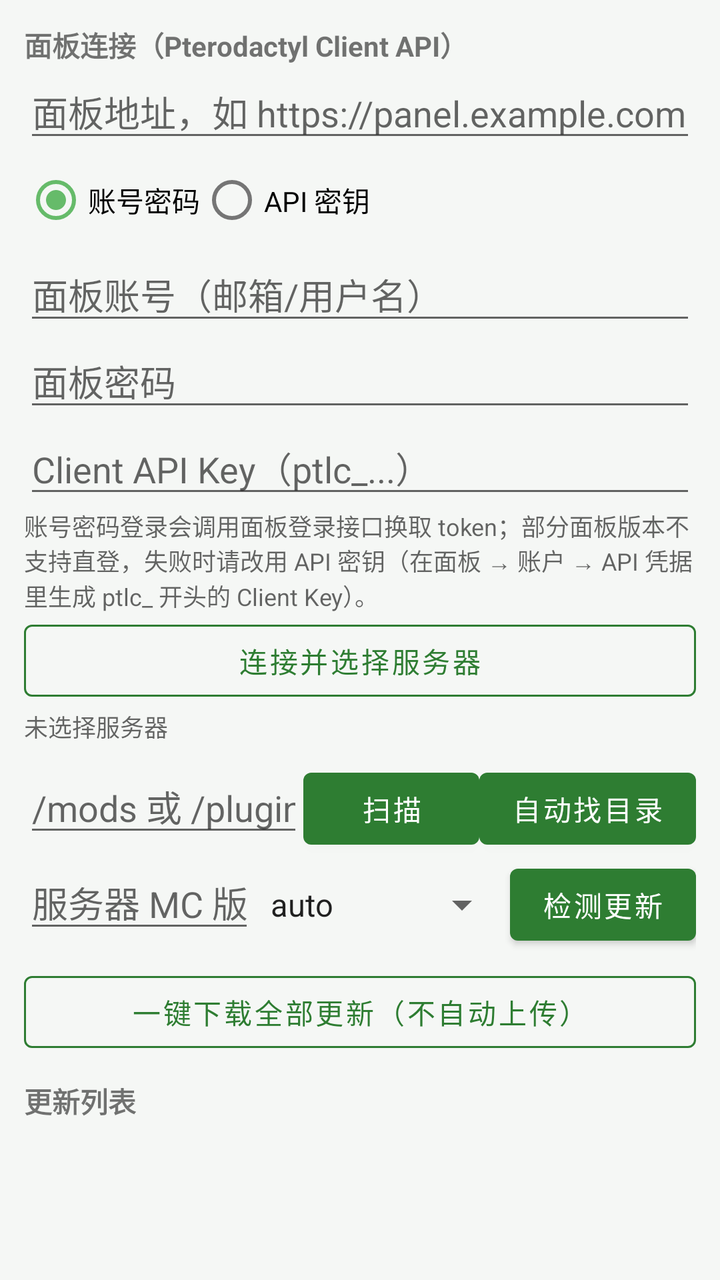
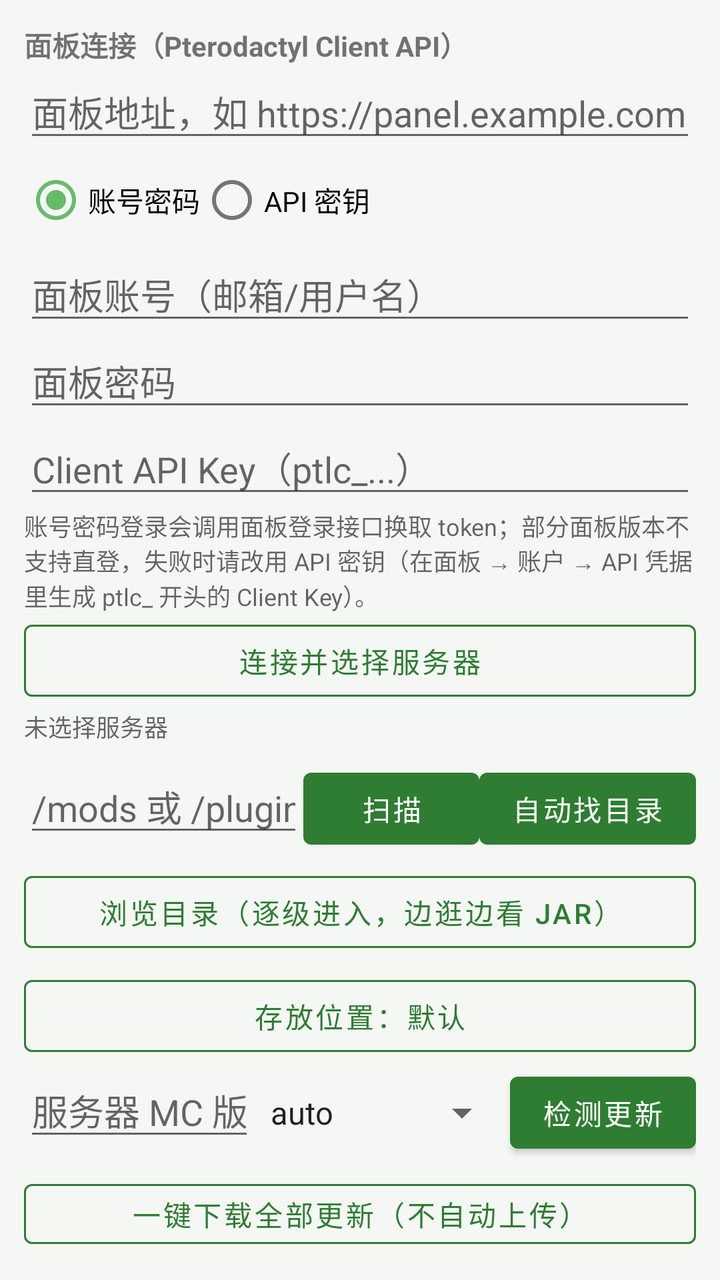

Screens rendered from an Android XML layout before and after an edit, with the pre-edit source and the edit as a unified diff.
<!-- AndroidManifest.xml: application theme Theme.ModMigrator -->
<!-- res/layout/fragment_server.xml -->
<?xml version="1.0" encoding="utf-8"?>
<LinearLayout xmlns:android="http://schemas.android.com/apk/res/android"
    android:layout_width="match_parent"
    android:layout_height="match_parent"
    android:orientation="vertical"
    android:padding="12dp">

    <TextView
        android:layout_width="wrap_content"
        android:layout_height="wrap_content"
        android:text="面板连接（Pterodactyl Client API）"
        android:textStyle="bold" />

    <EditText
        android:id="@+id/etPanelBase"
        android:layout_width="match_parent"
        android:layout_height="wrap_content"
        android:hint="面板地址，如 https://panel.example.com"
        android:inputType="textUri"
        android:singleLine="true" />

    <RadioGroup
        android:id="@+id/rgAuth"
        android:layout_width="match_parent"
        android:layout_height="wrap_content"
        android:orientation="horizontal">

        <RadioButton
            android:id="@+id/rbLogin"
            android:layout_width="wrap_content"
            android:layout_height="wrap_content"
            android:checked="true"
            android:text="@string/panel_mode_login" />

        <RadioButton
            android:id="@+id/rbKey"
            android:layout_width="wrap_content"
            android:layout_height="wrap_content"
            android:text="@string/panel_mode_key" />
    </RadioGroup>

    <EditText
        android:id="@+id/etPanelUser"
        android:layout_width="match_parent"
        android:layout_height="wrap_content"
        android:hint="@string/panel_user"
        android:inputType="textEmailAddress"
        android:singleLine="true" />

    <EditText
        android:id="@+id/etPanelPass"
        android:layout_width="match_parent"
        android:layout_height="wrap_content"
        android:hint="@string/panel_pass"
        android:inputType="textPassword"
        android:singleLine="true" />

    <EditText
        android:id="@+id/etPanelKey"
        android:layout_width="match_parent"
        android:layout_height="wrap_content"
        android:hint="Client API Key（ptlc_...）"
        android:inputType="textPassword"
        android:singleLine="true" />

    <TextView
        android:layout_width="match_parent"
        android:layout_height="wrap_content"
        android:text="@string/panel_auth_hint"
        android:textColor="@color/textSecondary"
        android:textSize="12sp" />

    <Button
        android:id="@+id/btnConnect"
        style="@style/AppButtonOutlined"
        android:layout_width="match_parent"
        android:layout_height="wrap_content"
        android:text="连接并选择服务器" />

    <TextView
        android:id="@+id/tvServer"
        android:layout_width="match_parent"
        android:layout_height="wrap_content"
        android:text="未选择服务器"
        android:textColor="@color/textSecondary"
        android:textSize="12sp" />

    <LinearLayout
        android:layout_width="match_parent"
        android:layout_height="wrap_content"
        android:layout_marginTop="8dp"
        android:orientation="horizontal">

        <EditText
            android:id="@+id/etPanelDir"
            android:layout_width="0dp"
            android:layout_height="wrap_content"
            android:layout_weight="1"
            android:hint="/mods 或 /plugins"
            android:inputType="text"
            android:singleLine="true" />

        <Button
            android:id="@+id/btnScanFiles"
            android:layout_width="wrap_content"
            android:layout_height="wrap_content"
            android:text="@string/panel_scan" />

        <Button
            android:id="@+id/btnProbeDir"
            android:layout_width="wrap_content"
            android:layout_height="wrap_content"
            android:text="@string/panel_probe_dir" />
    </LinearLayout>

    <LinearLayout
        android:layout_width="match_parent"
        android:layout_height="wrap_content"
        android:orientation="horizontal">

        <EditText
            android:id="@+id/etVersion"
            android:layout_width="0dp"
            android:layout_height="wrap_content"
            android:layout_weight="1"
            android:hint="服务器 MC 版本"
            android:inputType="text"
            android:singleLine="true" />

        <Spinner
            android:id="@+id/spLoader"
            android:layout_width="wrap_content"
            android:layout_height="wrap_content"
            android:entries="@array/loaders" />

        <Button
            android:id="@+id/btnCheckUpdates"
            android:layout_width="wrap_content"
            android:layout_height="wrap_content"
            android:text="检测更新" />
    </LinearLayout>

    <Button
        android:id="@+id/btnDownloadAll"
        style="@style/AppButtonOutlined"
        android:layout_width="match_parent"
        android:layout_height="wrap_content"
        android:layout_marginTop="6dp"
        android:text="一键下载全部更新（不自动上传）" />

    <TextView
        android:layout_width="wrap_content"
        android:layout_height="wrap_content"
        android:layout_marginTop="10dp"
        android:text="更新列表"
        android:textStyle="bold" />

    <androidx.recyclerview.widget.RecyclerView
        android:id="@+id/rvUpdates"
        android:layout_width="match_parent"
        android:layout_height="0dp"
        android:layout_weight="1" />

    <TextView
        android:id="@+id/tvLog"
        android:layout_width="match_parent"
        android:layout_height="wrap_content"
        android:maxHeight="120dp"
        android:textColor="@color/textSecondary"
        android:textSize="12sp" />
</LinearLayout>
<!-- resources referenced by this layout -->
<resources>
  <string-array name="loaders">
          <item>auto</item>
          <item>fabric</item>
          <item>forge</item>
          <item>neoforge</item>
          <item>quilt</item>
      </string-array>
  <color name="textSecondary">#99000000</color>
  <string name="panel_auth_hint">账号密码登录会调用面板登录接口换取 token；部分面板版本不支持直登，失败时请改用 API 密钥（在面板 → 账户 → API 凭据里生成 ptlc_ 开头的 Client Key）。</string>
  <string name="panel_mode_key">API 密钥</string>
  <string name="panel_mode_login">账号密码</string>
  <string name="panel_pass">面板密码</string>
  <string name="panel_probe_dir">自动找目录</string>
  <string name="panel_scan">扫描</string>
  <string name="panel_user">面板账号（邮箱/用户名）</string>
  <style name="AppButtonOutlined" parent="Widget.MaterialComponents.Button.OutlinedButton">
          <item name="strokeColor">?attr/colorPrimary</item>
          <item name="android:textColor">?attr/colorPrimary</item>
          <item name="iconTint">?attr/colorPrimary</item>
          <item name="rippleColor">?attr/colorPrimary</item>
      </style>
  <style name="Theme.ModMigrator" parent="Theme.MaterialComponents.DayNight.NoActionBar">
          <item name="colorPrimary">@color/primary</item>
          <item name="colorPrimaryDark">@color/primaryDark</item>
          <item name="colorAccent">@color/accent</item>
          <item name="android:windowBackground">@color/bg</item>
          <item name="android:statusBarColor">@color/primaryDark</item>
          <item name="preferenceTheme">@style/PreferenceThemeOverlay</item>
      </style>
  <color name="primary">#FF2E7D32</color>
  <color name="primaryDark">#FF1B5E20</color>
  <color name="accent">#FF66BB6A</color>
  <color name="bg">#FFF5F7F5</color>
</resources>

<!-- the commit's change to res/layout/fragment_server.xml (unified diff, before → after) -->
@@ -113,6 +113,22 @@
             android:text="@string/panel_probe_dir" />
     </LinearLayout>
 
+    <Button
+        android:id="@+id/btnBrowseDir"
+        style="@style/AppButtonOutlined"
+        android:layout_width="match_parent"
+        android:layout_height="wrap_content"
+        android:layout_marginTop="4dp"
+        android:text="浏览目录（逐级进入，边逛边看 jar）" />
+
+    <Button
+        android:id="@+id/btnPickOutDir"
+        style="@style/AppButtonOutlined"
+        android:layout_width="match_parent"
+        android:layout_height="wrap_content"
+        android:layout_marginTop="4dp"
+        android:text="存放位置：默认" />
+
     <LinearLayout
         android:layout_width="match_parent"
         android:layout_height="wrap_content"
